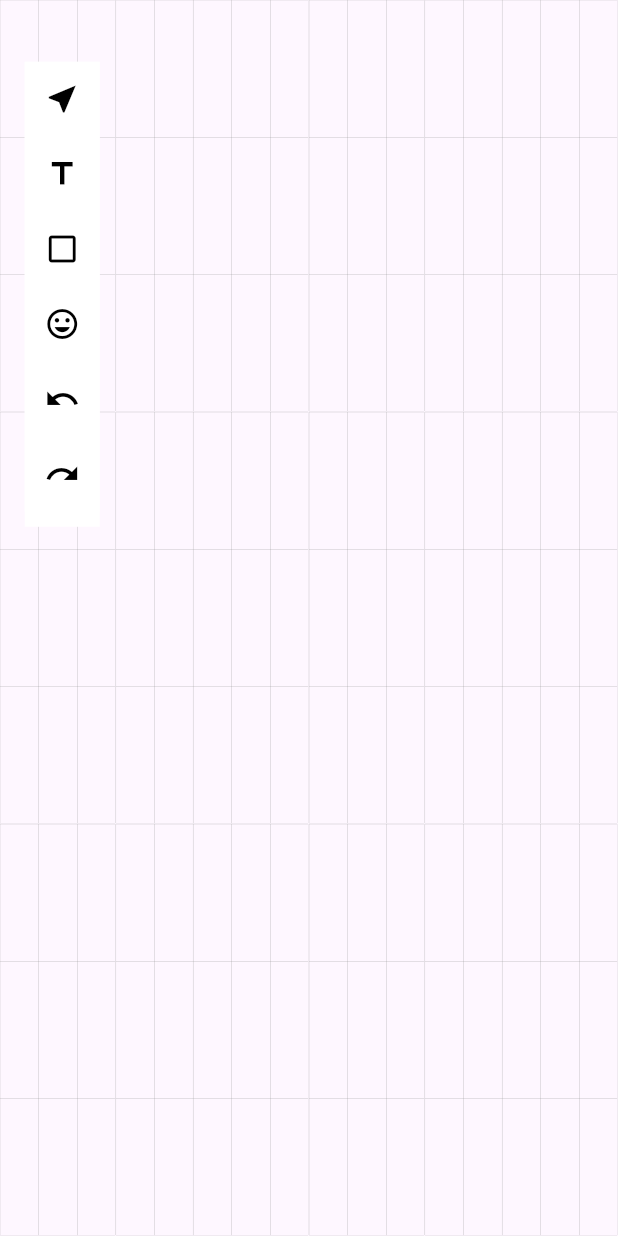
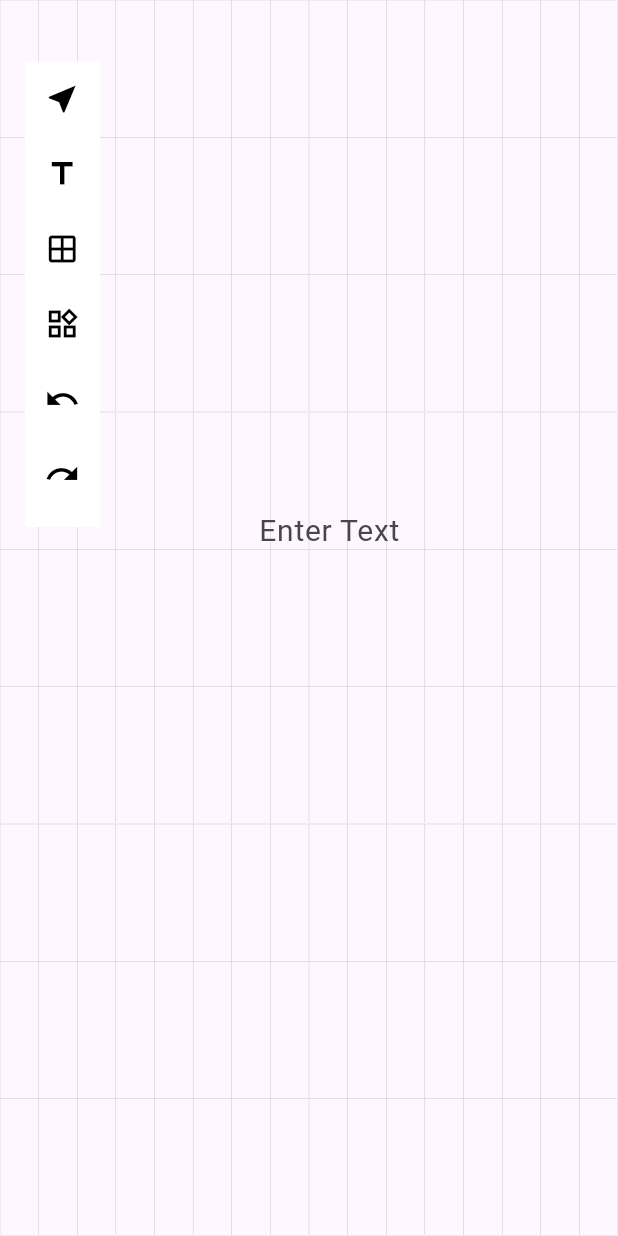
Before and after one commit to ibrahimsezer/Draggable_Interaction, a Flutter app: the screen it shows after launch, after a tap on the "near me" icon, after a tap on the "title" icon, on a phone screen of 412 x 824 dp. Run offline on Flutter 3.47's test engine with Material 3 defaults, Android fonts, the phone set to English and light mode, and no system bars; our stand-ins replace flutter_svg, hive; accounts and stored records are empty.

Commit message:
Minor Fixes

```diff
--- a/lib/Data/boxes.dart
+++ /dev/null
@@ -1,3 +0,0 @@
-import 'package:hive/hive.dart';
-
-late Box box;
--- a/lib/Data/widget_data.dart
+++ /dev/null
@@ -1,31 +0,0 @@
-import 'package:flutter/material.dart';
-import 'package:hive/hive.dart';
-
-part 'widget_data.g.dart';
-
-@HiveType(typeId: 1)
-class WidgetData {
-  WidgetData(
-      {required this.id,
-      required this.posX,
-      required this.posY,
-      required this.width,
-      required this.height,
-      required this.text,
-      required this.widgetName});
-
-  @HiveField(0)
-  int id;
-  @HiveField(1)
-  double posX;
-  @HiveField(2)
-  double posY;
-  @HiveField(3)
-  double width;
-  @HiveField(4)
-  double height;
-  @HiveField(5)
-  String text;
-  @HiveField(6)
-  Widget widgetName;
-}
--- a/lib/main.dart
+++ b/lib/main.dart
@@ -1,4 +1,3 @@
-import 'package:draggable_example/model/widget_model.dart';
 import 'package:draggable_example/providers/widget_provider.dart';
 import 'package:draggable_example/ui/main_board.dart';
 import 'package:flutter/material.dart';
@@ -11,9 +10,6 @@ Future<void> main() async {
         ChangeNotifierProvider(
           create: (context) => WidgetProvider(),
         ),
-        ChangeNotifierProvider(
-          create: (context) => WidgetFunctions(),
-        ),
       ],
       child: const MaterialApp(
         home: MainBoard(),
--- a/lib/model/this_model.dart
+++ /dev/null
@@ -1,18 +0,0 @@
-import 'package:flutter/material.dart';
-import 'package:hive/hive.dart';
-
-class ThisModel extends ChangeNotifier {
-  final int id;
-  final Widget widget;
-  bool isActive;
-
-  ThisModel({required this.id, required this.widget, required this.isActive});
-
-  static List<ThisModel> thisModelList = [];
-  static List<bool> thisModelActiveList = [];
-
-  @override
-  String toString() {
-    return 'ThisModel{id : $id, Widget : $widget}';
-  }
-}
--- a/lib/model/widget_model.dart
+++ b/lib/model/widget_model.dart
@@ -1,28 +1,26 @@
-import 'dart:developer';
-import 'package:draggable_example/model/this_model.dart';
 import 'package:flutter/material.dart';
 
 class WidgetModel {
-  final int myId;
-  Widget widget;
-  bool isSelected;
+  final int id;
+  final Widget widget;
+  final double posX;
+  final double posY;
+  final double width;
+  final double height;
 
-  WidgetModel(
-      {required this.myId, required this.widget, required this.isSelected});
+  WidgetModel({
+    required this.posX,
+    required this.posY,
+    required this.width,
+    required this.height,
+    required this.id,
+    required this.widget,
+  });
 
   static List<WidgetModel> widgetModelList = [];
-  static int idCount = widgetModelList.length;
-}
 
-class WidgetFunctions with ChangeNotifier {
-  void addItem(WidgetModel model) {
-    WidgetModel.widgetModelList.add(model);
-    log(WidgetModel.idCount.toString());
-    notifyListeners();
-  }
-
-  void addThisModel(ThisModel model) {
-    ThisModel.thisModelList.add(model);
-    notifyListeners();
+  @override
+  String toString() {
+    return 'WidgetModel{id : $id, Widget : $widget}';
   }
 }
--- a/lib/ui/main_board.dart
+++ b/lib/ui/main_board.dart
@@ -1,5 +1,4 @@
 import 'dart:developer';
-import 'package:draggable_example/model/this_model.dart';
 import 'package:draggable_example/model/widget_model.dart';
 import 'package:draggable_example/providers/widget_provider.dart';
 import 'package:draggable_example/ui/widgets/activities_bar/activity_bar.dart';
@@ -75,7 +74,7 @@ class _MainBoardState extends State<MainBoard> {
       extendBody: true,
       body: SafeArea(
         child: Stack(children: <Widget>[
-          Consumer<WidgetFunctions>(
+          Consumer<WidgetProvider>(
             builder: (context, value, child) {
               return InteractiveViewer(
                 minScale: 1,
@@ -83,24 +82,24 @@ class _MainBoardState extends State<MainBoard> {
                 child: Stack(
                   children: [
                     AbsorbPointer(child: getGridBackground),
-                    ...ThisModel.thisModelList.map((e) => e.widget),
+                    ...WidgetModel.widgetModelList.map((e) => e.widget),
                   ],
                 ),
               );
             },
           ),
-          Consumer(
+          Consumer<WidgetProvider>(
             builder: (context, value, child) {
               return Positioned(
                   top: activityBarPosY,
                   left: activityBarPosX,
-                  child: ActivityBar());
+                  child: const ActivityBar());
             },
           ),
-          ...WidgetProvider.widgets.map((e) => e.widget),
-          Consumer<WidgetFunctions>(
+          ...WidgetModel.widgetModelList.map((e) => e.widget),
+          Consumer<WidgetProvider>(
             builder:
-                (BuildContext context, WidgetFunctions value, Widget? child) {
+                (BuildContext context, WidgetProvider value, Widget? child) {
               return widgetBarActiveGrid
                   ? Positioned(
                       top: (screenY < screenX)
@@ -109,13 +108,13 @@ class _MainBoardState extends State<MainBoard> {
                       left: (screenY < screenX)
                           ? gridBarListX[0].toDouble()
                           : gridBarListX[1].toDouble(),
-                      child: const ActivityGridBar())
+                      child: ActivityGridBar())
                   : const SizedBox();
             },
           ),
-          Consumer<WidgetFunctions>(
+          Consumer<WidgetProvider>(
             builder:
-                (BuildContext context, WidgetFunctions value, Widget? child) {
+                (BuildContext context, WidgetProvider value, Widget? child) {
               return widgetBarActiveSvg
                   ? Positioned(
                       top: (screenY < screenX)
--- a/lib/ui/widgets/activities_bar/activity_bar.dart
+++ b/lib/ui/widgets/activities_bar/activity_bar.dart
@@ -1,9 +1,12 @@
 import 'package:draggable_example/ui/widgets/activities_bar/activity_grid_bar.dart';
+import 'package:draggable_example/ui/widgets/sticky_note_widget.dart';
+import 'package:flutter/foundation.dart';
 import 'package:flutter/material.dart';
+import 'package:hive/hive.dart';
 import '../interface_buttons.dart';
 
 class ActivityBar extends StatefulWidget {
-  ActivityBar({super.key});
+  const ActivityBar({super.key});
 
   @override
   State<ActivityBar> createState() => _ActivityBarState();
@@ -11,7 +14,7 @@ class ActivityBar extends StatefulWidget {
 
 class _ActivityBarState extends State<ActivityBar> {
   bool activeWidgets = false;
-
+  double posZero = 0;
   List gridView = [];
 
   @override
@@ -24,14 +27,13 @@ class _ActivityBarState extends State<ActivityBar> {
         gridDelegate:
             const SliverGridDelegateWithFixedCrossAxisCount(crossAxisCount: 1),
         children: [
-          const ActivityBarIcon(
-              widgetButtonName: SizedBox(),
+          ActivityBarIcon(
+              widgetButtonName: const SizedBox(),
               widgetButtonIcon: Icons.near_me,
-              myWidth: 0,
-              myHeight: 0),
+              myWidth: posZero,
+              myHeight: posZero),
           ActivityBarIcon(
-              widgetButtonName: SizedBox(
-                child: TextField(
+            widgetButtonName: TextField(
               textInputAction: TextInputAction.done,
               onSubmitted: (value) {
                 FocusScope.of(context).unfocus();
@@ -39,38 +41,45 @@ class _ActivityBarState extends State<ActivityBar> {
               textAlign: TextAlign.center,
               maxLines: null,
               decoration: const InputDecoration(
+                hintText: "Enter Text",
                 border: InputBorder.none,
               ),
               style: const TextStyle(
                 color: Colors.black,
                 fontSize: 20,
-                      decoration: TextDecoration.none),
+                decoration: TextDecoration.none,
               ),
             ),
             widgetButtonIcon: Icons.title,
-              myWidth: 20,
-              myHeight: 20),
+            myWidth: 110,
+            myHeight: 110,
+          ),
           ActivityBarIcon(
               widgetButtonName:
-                  activeWidgets ? const ActivityGridBar() : const SizedBox(),
-              widgetButtonIcon: Icons.check_box_outline_blank,
-              myWidth: 0,
-              myHeight: 0),
-          const ActivityBarIcon(
-              widgetButtonName: SizedBox(),
-              widgetButtonIcon: Icons.insert_emoticon,
-              myWidth: 0,
-              myHeight: 0),
-          const ActivityBarIcon(
-              widgetButtonName: SizedBox(),
+                  activeWidgets ? ActivityGridBar() : const SizedBox(),
+              widgetButtonIcon: Icons.window_outlined,
+              myWidth: posZero,
+              myHeight: posZero),
+          ActivityBarIcon(
+              widgetButtonName: const SizedBox(),
+              widgetButtonIcon: Icons.widgets_outlined,
+              myWidth: posZero,
+              myHeight: posZero),
+          ActivityBarIcon(
+              widgetButtonName: const SizedBox(),
               widgetButtonIcon: Icons.undo,
-              myWidth: 0,
-              myHeight: 0),
-          const ActivityBarIcon(
-              widgetButtonName: SizedBox(),
+              myWidth: posZero,
+              myHeight: posZero),
+          ActivityBarIcon(
+              widgetButtonName: const SizedBox(),
               widgetButtonIcon: Icons.redo,
-              myWidth: 0,
-              myHeight: 0),
+              myWidth: posZero,
+              myHeight: posZero),
+          ActivityBarIcon(
+              widgetButtonName: const SizedBox(),
+              widgetButtonIcon: Icons.delete,
+              myWidth: posZero,
+              myHeight: posZero),
         ],
       ),
     );
--- a/lib/ui/widgets/interface_buttons.dart
+++ b/lib/ui/widgets/interface_buttons.dart
@@ -1,5 +1,5 @@
-import 'package:draggable_example/model/this_model.dart';
 import 'package:draggable_example/model/widget_model.dart';
+import 'package:draggable_example/providers/widget_provider.dart';
 import 'package:draggable_example/ui/widgets/moduler_widget.dart';
 import 'package:flutter/material.dart';
 import 'package:provider/provider.dart';
@@ -10,7 +10,7 @@ bool widgetBarActiveSvg = false;
 
 ///-------------------------Activity_Bar--------------------------------
 class ActivityBarIcon extends StatefulWidget {
-  const ActivityBarIcon({
+  ActivityBarIcon({
     super.key,
     required this.widgetButtonName,
     required this.widgetButtonIcon,
@@ -29,14 +29,20 @@ class ActivityBarIcon extends StatefulWidget {
 
 class _ActivityBarIconState extends State<ActivityBarIcon> {
   Color selectedColor = Colors.black;
+  final double doubleDefaultValue = 100;
 
   @override
   Widget build(BuildContext context) {
     return InkWell(
         onTap: () {
-          ThisModel myModel = ThisModel(
+          WidgetModel myModel = WidgetModel(
+            //test
+            height: doubleDefaultValue,
+            width: doubleDefaultValue,
+            posX: doubleDefaultValue,
+            posY: doubleDefaultValue,
             id: idCounter,
-              widget: ModulerWidget(
+            widget: ModularWidget(
               myPosX: MediaQuery.sizeOf(context).width * 0.4,
               myPosY: MediaQuery.sizeOf(context).height * 0.4,
               initialWidth: widget.myWidth,
@@ -44,15 +50,19 @@ class _ActivityBarIconState extends State<ActivityBarIcon> {
               widgetVariable: widget.widgetButtonName,
               id: idCounter++,
             ),
-              isActive: false);
-          if (widget.widgetButtonIcon == Icons.check_box_outline_blank) {
+          );
+          if (widget.widgetButtonIcon == Icons.window_outlined) {
             widgetBarActiveGrid = !widgetBarActiveGrid;
           }
-          if (widget.widgetButtonIcon == Icons.insert_emoticon) {
+          if (widget.widgetButtonIcon == Icons.widgets_outlined) {
             widgetBarActiveSvg = !widgetBarActiveSvg;
           }
+          if (widget.widgetButtonIcon == Icons.delete) {
+            context.read<WidgetProvider>().allRemoveWidget();
+            print(WidgetModel.widgetModelList.toList());
+          }
 
-          context.read<WidgetFunctions>().addThisModel(myModel);
+          context.read<WidgetProvider>().addWidgetModel(myModel);
         },
         child: Container(
             color: Colors.white,
--- a/lib/ui/widgets/moduler_widget.dart
+++ b/lib/ui/widgets/moduler_widget.dart
@@ -1,7 +1,7 @@
 import 'dart:developer';
 import 'package:flutter/material.dart';
 
-class ModulerWidget extends StatefulWidget {
+class ModularWidget extends StatefulWidget {
   double initialHeight;
   double initialWidth;
   double myPosX;
@@ -9,7 +9,7 @@ class ModulerWidget extends StatefulWidget {
   final Widget widgetVariable;
   final int id;
 
-  ModulerWidget(
+  ModularWidget(
       {super.key,
       required this.myPosX,
       required this.myPosY,
@@ -19,10 +19,10 @@ class ModulerWidget extends StatefulWidget {
       required this.id});
 
   @override
-  State<ModulerWidget> createState() => _ModulerWidgetState();
+  State<ModularWidget> createState() => _ModularWidgetState();
 }
 
-class _ModulerWidgetState extends State<ModulerWidget> {
+class _ModularWidgetState extends State<ModularWidget> {
   late double areaW;
   late double areaH;
   bool isResizing = false;
@@ -72,9 +72,9 @@ class _ModulerWidgetState extends State<ModulerWidget> {
                   widget.initialWidth += dx;
                   widget.initialHeight += dy;
                   startPosition = details.localPosition;
-                } else if (widget.initialHeight < 1) {
+                } else if (widget.initialHeight < 35) {
                   widget.initialHeight += 1;
-                } else if (widget.initialWidth < 1) {
+                } else if (widget.initialWidth < 35) {
                   widget.initialWidth += 1;
                 }
               }
```
Also changed, not shown: lib/providers/widget_provider.dart (+4 -42 lines), lib/ui/widgets/activities_bar/activity_grid_bar.dart (+32 -29 lines), lib/ui/widgets/listviewbuilder.dart (deleted, +0 -43 lines), lib/ui/widgets/opener_widget.dart (+0 -14 lines), lib/ui/widgets/shape.dart (+11 -7 lines), lib/Data/widget_data.g.dart (deleted), pubspec.lock, 1 other file. Lines whose indentation alone changed are shown as unchanged.
